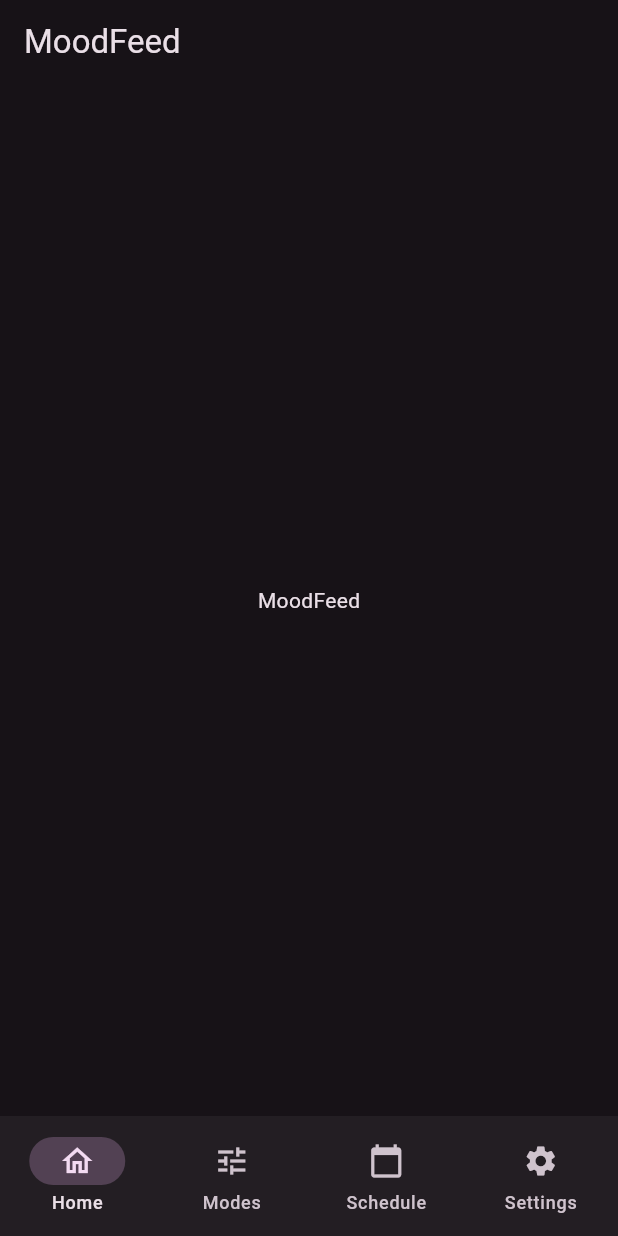
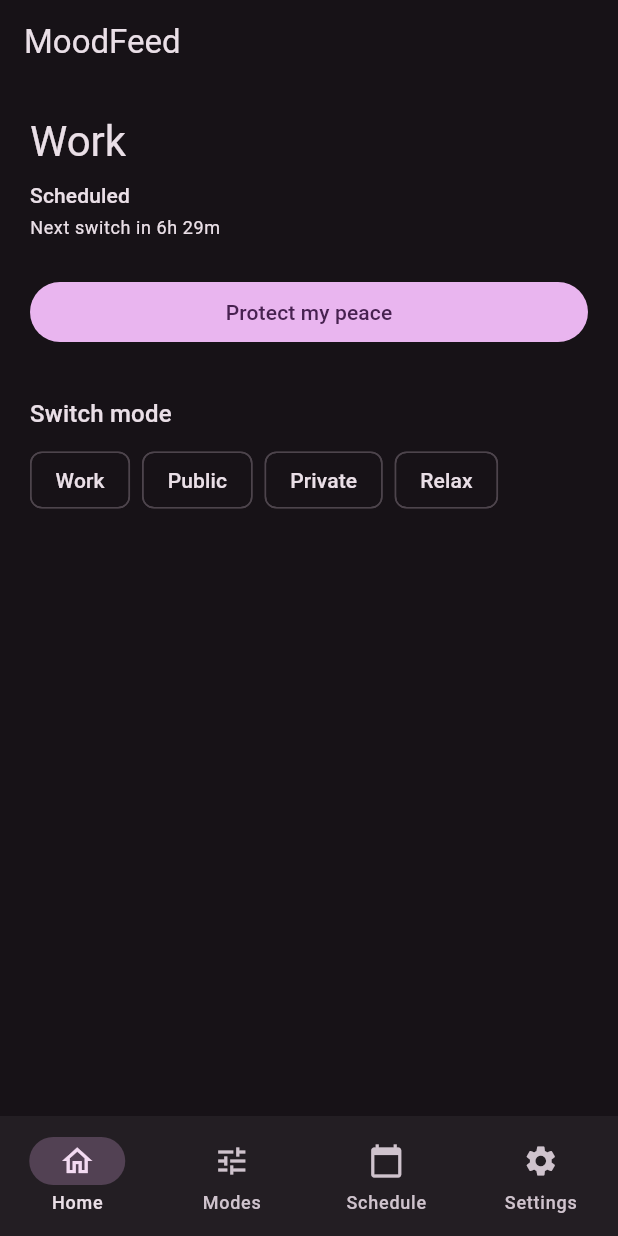
Before and after one commit to aruninf/moodfeed, a Flutter app: the screen it shows after launch, on a phone screen of 412 x 824 dp. Run offline on Flutter 3.47's test engine with Material 3 defaults, Android fonts, the phone set to English and light mode, and no system bars; our stand-ins replace flutter_riverpod, shared_preferences.

Commit message:
feat: home screen with derived mode and protection countdown

```diff
--- a/lib/app.dart
+++ b/lib/app.dart
@@ -1,5 +1,7 @@
 import 'package:flutter/material.dart';
 import 'package:flutter_riverpod/flutter_riverpod.dart';
+
+import 'ui/home_screen.dart';
 
 class MoodFeedApp extends ConsumerStatefulWidget {
   const MoodFeedApp({super.key});
@@ -29,7 +31,10 @@ class _MoodFeedAppState extends ConsumerState<MoodFeedApp> {
       ),
       home: Scaffold(
         appBar: AppBar(title: Text(_titles[_index])),
-        body: Center(child: Text(_titles[_index])),
+        body: switch (_index) {
+          0 => const HomeScreen(),
+          _ => Center(child: Text(_titles[_index])),
+        },
         bottomNavigationBar: NavigationBar(
           selectedIndex: _index,
           onDestinationSelected: (value) => setState(() => _index = value),
--- /dev/null
+++ b/lib/ui/home_screen.dart
@@ -0,0 +1,99 @@
+import 'package:flutter/material.dart';
+import 'package:flutter_riverpod/flutter_riverpod.dart';
+
+import '../models.dart';
+import '../state/providers.dart';
+
+class HomeScreen extends ConsumerWidget {
+  const HomeScreen({super.key});
+
+  @override
+  Widget build(BuildContext context, WidgetRef ref) {
+    final state = ref.watch(activeStateProvider);
+    final data = ref.watch(dataProvider);
+    final now = ref.watch(clockProvider).value ?? DateTime.now();
+    final protection = state.protection;
+
+    return ListView(
+      padding: const EdgeInsets.all(20),
+      children: [
+        Text(
+          key: const Key('active-mode'),
+          protection == null
+              ? state.baseProfile.name
+              : '${state.baseProfile.name} — protecting '
+                  '${protection.softenedCategories.length} topics',
+          style: Theme.of(context).textTheme.headlineMedium,
+        ),
+        const SizedBox(height: 8),
+        Text(
+          switch (state.reason) {
+            Reason.pinned => 'Pinned',
+            Reason.scheduled => 'Scheduled',
+            Reason.defaultProfile => 'Default mode',
+          },
+          style: Theme.of(context).textTheme.labelLarge,
+        ),
+        if (state.nextChangeAt != null) ...[
+          const SizedBox(height: 4),
+          Text(
+            'Next switch in ${_remaining(state.nextChangeAt!, now)}',
+            style: Theme.of(context).textTheme.bodySmall,
+          ),
+        ],
+        if (protection != null) ...[
+          const SizedBox(height: 16),
+          ActionChip(
+            key: const Key('protection-badge'),
+            avatar: const Icon(Icons.shield_outlined, size: 18),
+            label: Text('Protection ends in ${_remaining(protection.expiresAt, now)}'),
+            onPressed: () => ref
+                .read(dataProvider.notifier)
+                .update((d) => d.copyWith(clearProtection: true)),
+          ),
+        ],
+        const SizedBox(height: 24),
+        FilledButton(
+          // Task 8 replaces this with showProtectionSheet.
+          onPressed: () {},
+          child: const Text('Protect my peace'),
+        ),
+        const SizedBox(height: 32),
+        Text('Switch mode', style: Theme.of(context).textTheme.titleMedium),
+        const SizedBox(height: 8),
+        Wrap(
+          spacing: 8,
+          children: [
+            for (final profile in data.profiles)
+              ActionChip(
+                label: Text(profile.name),
+                onPressed: () => _pin(ref, profile, state.nextChangeAt, now),
+              ),
+          ],
+        ),
+      ],
+    );
+  }
+
+  void _pin(WidgetRef ref, Profile profile, DateTime? until, DateTime now) {
+    ref.read(dataProvider.notifier).update(
+          (d) => d.copyWith(
+            pin: Pin(
+              profileId: profile.id,
+              startedAt: now,
+              expiresAt: until,
+            ),
+          ),
+        );
+  }
+}
+
+/// `2h 14m`, `45m`, `3d 4h` — never a countdown to the second.
+String _remaining(DateTime target, DateTime now) {
+  final delta = target.difference(now);
+  if (delta.inMinutes < 60) return '${delta.inMinutes}m';
+  if (delta.inHours < 24) {
+    return '${delta.inHours}h ${delta.inMinutes % 60}m';
+  }
+  return '${delta.inDays}d ${delta.inHours % 24}h';
+}
```
Also changed, not shown: 1 other file.
